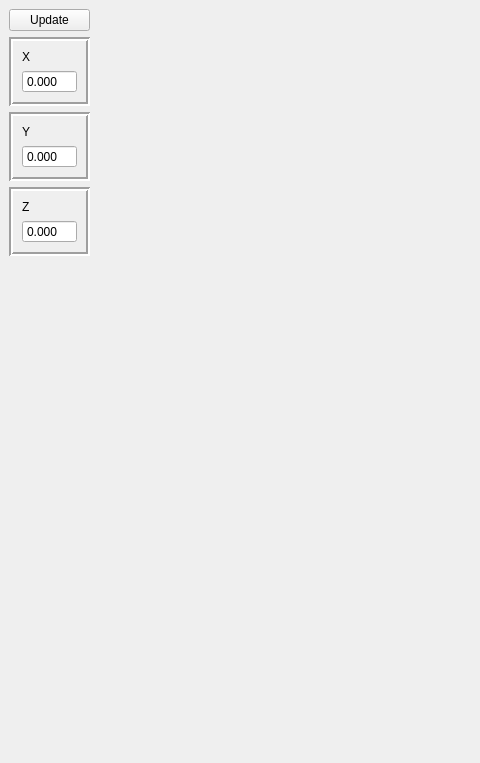
Old version of the form qt_designer/qt_demo_2_threads.ui in the repository usnistgov/bcars_microscope; both pictures show x 0 to 480 and y 0 to 763 of the 996 by 763 pixel window.
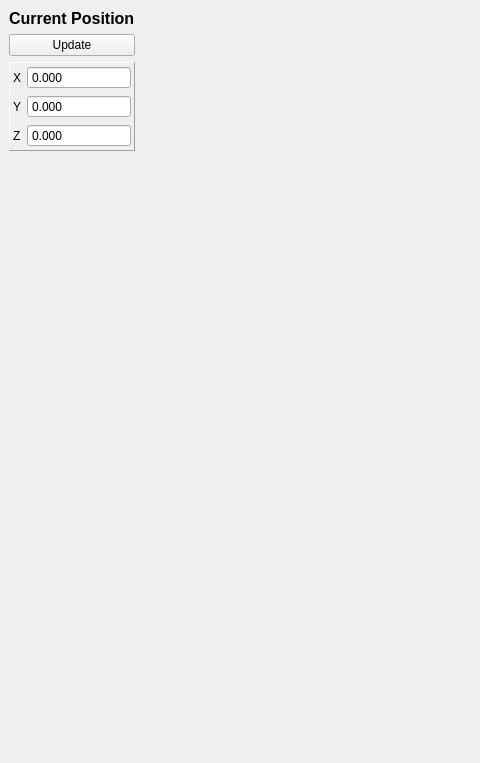
New version of the form.

```diff
--- a/qt_designer/qt_demo_2_threads.ui
+++ b/qt_designer/qt_demo_2_threads.ui
@@ -17,8 +17,24 @@
    <layout class="QHBoxLayout" name="horizontalLayout">
     <item>
      <layout class="QVBoxLayout" name="verticalLayout_pos">
+      <item>
+       <widget class="QLabel" name="label_4">
+        <property name="styleSheet">
+         <string notr="true">font: 11pt &quot;Arial&quot;;</string>
+        </property>
+        <property name="text">
+         <string>&lt;html&gt;&lt;head/&gt;&lt;body&gt;&lt;p&gt;&lt;span style=&quot; font-size:12pt; font-weight:600;&quot;&gt;Current Position&lt;/span&gt;&lt;/p&gt;&lt;/body&gt;&lt;/html&gt;</string>
+        </property>
+        <property name="textFormat">
+         <enum>Qt::RichText</enum>
+        </property>
+       </widget>
+      </item>
       <item>
        <widget class="QPushButton" name="pushButton_updatePosition">
+        <property name="styleSheet">
+         <string notr="true">font: 11pt &quot;Arial&quot;;</string>
+        </property>
         <property name="text">
          <string>Update</string>
         </property>
@@ -26,25 +42,48 @@
       </item>
       <item>
        <widget class="QFrame" name="frame">
+        <property name="styleSheet">
+         <string notr="true">font: 11pt &quot;Arial&quot;;</string>
+        </property>
         <property name="frameShape">
-         <enum>QFrame::Box</enum>
+         <enum>QFrame::Panel</enum>
         </property>
         <property name="frameShadow">
-         <enum>QFrame::Sunken</enum>
+         <enum>QFrame::Raised</enum>
         </property>
         <property name="lineWidth">
-         <number>2</number>
+         <number>1</number>
         </property>
         <layout class="QVBoxLayout" name="verticalLayout">
+         <property name="leftMargin">
+          <number>3</number>
+         </property>
+         <property name="topMargin">
+          <number>3</number>
+         </property>
+         <property name="rightMargin">
+          <number>3</number>
+         </property>
+         <property name="bottomMargin">
+          <number>3</number>
+         </property>
          <item>
+          <layout class="QFormLayout" name="formLayout_2">
+           <item row="0" column="0">
           <widget class="QLabel" name="label">
+             <property name="styleSheet">
+              <string notr="true">font: 11pt &quot;Arial&quot;;</string>
+             </property>
            <property name="text">
             <string>X</string>
            </property>
           </widget>
          </item>
-         <item>
+           <item row="0" column="1">
           <widget class="QDoubleSpinBox" name="spinBox_x_pos">
+             <property name="styleSheet">
+              <string notr="true">font: 11pt &quot;Arial&quot;;</string>
+             </property>
            <property name="readOnly">
             <bool>true</bool>
            </property>
@@ -62,30 +101,21 @@
            </property>
           </widget>
          </item>
-        </layout>
-       </widget>
-      </item>
-      <item>
-       <widget class="QFrame" name="frame_2">
-        <property name="frameShape">
-         <enum>QFrame::Box</enum>
-        </property>
-        <property name="frameShadow">
-         <enum>QFrame::Sunken</enum>
-        </property>
-        <property name="lineWidth">
-         <number>2</number>
-        </property>
-        <layout class="QVBoxLayout" name="verticalLayout_2">
-         <item>
+           <item row="1" column="0">
           <widget class="QLabel" name="label_2">
+             <property name="styleSheet">
+              <string notr="true">font: 11pt &quot;Arial&quot;;</string>
+             </property>
            <property name="text">
             <string>Y</string>
            </property>
           </widget>
          </item>
-         <item>
+           <item row="1" column="1">
           <widget class="QDoubleSpinBox" name="spinBox_y_pos">
+             <property name="styleSheet">
+              <string notr="true">font: 11pt &quot;Arial&quot;;</string>
+             </property>
            <property name="readOnly">
             <bool>true</bool>
            </property>
@@ -103,30 +133,21 @@
            </property>
           </widget>
          </item>
-        </layout>
-       </widget>
-      </item>
-      <item>
-       <widget class="QFrame" name="frame_3">
-        <property name="frameShape">
-         <enum>QFrame::Box</enum>
-        </property>
-        <property name="frameShadow">
-         <enum>QFrame::Sunken</enum>
-        </property>
-        <property name="lineWidth">
-         <number>2</number>
-        </property>
-        <layout class="QVBoxLayout" name="verticalLayout_3">
-         <item>
+           <item row="2" column="0">
           <widget class="QLabel" name="label_3">
+             <property name="styleSheet">
+              <string notr="true">font: 11pt &quot;Arial&quot;;</string>
+             </property>
            <property name="text">
             <string>Z</string>
            </property>
           </widget>
          </item>
-         <item>
+           <item row="2" column="1">
           <widget class="QDoubleSpinBox" name="spinBox_z_pos">
+             <property name="styleSheet">
+              <string notr="true">font: 11pt &quot;Arial&quot;;</string>
+             </property>
            <property name="readOnly">
             <bool>true</bool>
            </property>
@@ -143,12 +164,17 @@
             <double>210.000000000000000</double>
            </property>
           </widget>
+           </item>
+          </layout>
          </item>
         </layout>
        </widget>
       </item>
       <item>
        <spacer name="verticalSpacer_3">
+        <property name="styleSheet">
+         <string notr="true">font: 11pt &quot;Arial&quot;;</string>
+        </property>
         <property name="orientation">
          <enum>Qt::Vertical</enum>
         </property>
@@ -167,6 +193,9 @@
     </item>
     <item>
      <spacer name="horizontalSpacer">
+      <property name="styleSheet">
+       <string notr="true">font: 11pt &quot;Arial&quot;;</string>
+      </property>
       <property name="orientation">
        <enum>Qt::Horizontal</enum>
       </property>
```
Left out of the diff: 3 changed lines with no effect on the pictures. Lines whose indentation alone changed are shown as unchanged.
